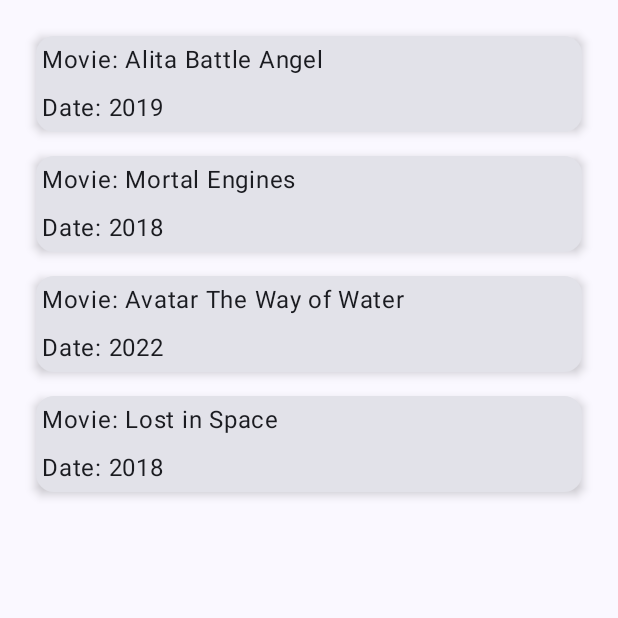
After one commit to Makinul/MVI-Architecture, an Android app built with Jetpack Compose: the composable MovieScreen shown on its own in the app's theme, on a phone screen of 412 x 824 dp, the top half of it. The commit adds this screen. Run offline under Robolectric (Android 15) with nearby library versions, the phone set to English and light mode, and no system bars; our stand-ins replace Dagger/Hilt's generated code.

Commit message:
feat: Implement MVI UI layer for movie display
This commit introduces the UI components for displaying movies using the MVI pattern.

It includes:
- `MovieViewState`: A data class to represent the different states of the movie screen (loading, data, error).
- `MainViewModel`: A ViewModel that handles user intents, interacts with the `MovieRepository` to fetch movies, and updates the `MovieViewState`. It exposes a `StateFlow` of `MovieViewState` for the UI to observe.
- `MovieScreen`: A Composable function that observes the `MovieViewState` from the `MainViewModel`. It displays a loading indicator, an error message, or a list of movies based on the current state. It also sends a `LoadMovies` intent to the ViewModel when it's first launched.
- `MoviesList`: A Composable function responsible for rendering the list of movies.
- Updates to `MainActivity`: Integrates the `MovieScreen` and `MainViewModel` to display the movie UI.

```diff
--- a/app/src/main/java/com/makinul/mvi/architecture/MainActivity.kt
+++ b/app/src/main/java/com/makinul/mvi/architecture/MainActivity.kt
@@ -4,26 +4,35 @@ import android.os.Bundle
 import androidx.activity.ComponentActivity
 import androidx.activity.compose.setContent
 import androidx.activity.enableEdgeToEdge
+import androidx.activity.viewModels
 import androidx.compose.foundation.layout.fillMaxSize
 import androidx.compose.foundation.layout.padding
+import androidx.compose.material3.MaterialTheme
 import androidx.compose.material3.Scaffold
+import androidx.compose.material3.Surface
 import androidx.compose.material3.Text
 import androidx.compose.runtime.Composable
 import androidx.compose.ui.Modifier
 import androidx.compose.ui.tooling.preview.Preview
+import com.makinul.mvi.architecture.ui.MainViewModel
+import com.makinul.mvi.architecture.ui.MovieScreen
 import com.makinul.mvi.architecture.ui.theme.MVIArchitectureTheme
 
 class MainActivity : ComponentActivity() {
+    private val viewModel: MainViewModel by viewModels<MainViewModel>()
+
     override fun onCreate(savedInstanceState: Bundle?) {
         super.onCreate(savedInstanceState)
         enableEdgeToEdge()
         setContent {
             MVIArchitectureTheme {
-                Scaffold(modifier = Modifier.fillMaxSize()) { innerPadding ->
-                    Greeting(
-                        name = "Android",
-                        modifier = Modifier.padding(innerPadding)
-                    )
+                // A surface container using the 'background' color from the theme
+                Surface(
+                    modifier = Modifier.fillMaxSize(),
+                    color = MaterialTheme.colorScheme.background
+                ) {
+
+                    MovieScreen(mainViewModel = viewModel)
                 }
             }
         }
--- /dev/null
+++ b/app/src/main/java/com/makinul/mvi/architecture/ui/MainViewModel.kt
@@ -0,0 +1,38 @@
+package com.makinul.mvi.architecture.ui
+
+import androidx.lifecycle.ViewModel
+import androidx.lifecycle.viewModelScope
+import com.makinul.mvi.architecture.data.repository.MovieRepository
+import dagger.hilt.android.lifecycle.HiltViewModel
+import kotlinx.coroutines.flow.MutableStateFlow
+import kotlinx.coroutines.flow.StateFlow
+import kotlinx.coroutines.launch
+import javax.inject.Inject
+
+@HiltViewModel
+class MainViewModel @Inject constructor(
+    private val repository: MovieRepository,
+) : ViewModel() {
+    private val _state = MutableStateFlow(MovieViewState())
+    val state: StateFlow<MovieViewState> = _state
+
+    fun handleIntent(intent: MovieIntent) {
+        viewModelScope.launch {
+            when (intent) {
+                is MovieIntent.LoadMovies -> fetchMovies()
+                // ... Other Intents goes here...
+            }
+        }
+    }
+
+    private suspend fun fetchMovies() {
+        _state.value = _state.value.copy(loading = true, error = null)
+        try {
+            val movies = repository.getMovies()
+            _state.value = MovieViewState(loading = false, movies = movies)
+        } catch (e: Exception) {
+            _state.value =
+                MovieViewState(loading = false, error = e.message ?: "Error fetching movies")
+        }
+    }
+}
--- /dev/null
+++ b/app/src/main/java/com/makinul/mvi/architecture/ui/MovieScreen.kt
@@ -0,0 +1,80 @@
+package com.makinul.mvi.architecture.ui
+
+import androidx.compose.foundation.layout.Column
+import androidx.compose.foundation.layout.fillMaxSize
+import androidx.compose.foundation.layout.fillMaxWidth
+import androidx.compose.foundation.layout.padding
+import androidx.compose.foundation.lazy.LazyColumn
+import androidx.compose.foundation.lazy.items
+import androidx.compose.foundation.shape.RoundedCornerShape
+import androidx.compose.material3.Card
+import androidx.compose.material3.CircularProgressIndicator
+import androidx.compose.material3.Text
+import androidx.compose.runtime.Composable
+import androidx.compose.runtime.LaunchedEffect
+import androidx.compose.runtime.collectAsState
+import androidx.compose.runtime.getValue
+import androidx.compose.ui.Alignment.Companion.CenterHorizontally
+import androidx.compose.ui.Modifier
+import androidx.compose.ui.draw.shadow
+import androidx.compose.ui.graphics.Color
+import androidx.compose.ui.unit.dp
+import com.makinul.mvi.architecture.data.domain.Movie
+
+@Composable
+fun MovieScreen(mainViewModel: MainViewModel) {
+    val state by mainViewModel.state.collectAsState()
+
+    LaunchedEffect(mainViewModel) {
+        // Trigger the fetchMovies() when the composable is first launched.
+        mainViewModel.handleIntent(MovieIntent.LoadMovies)
+    }
+
+    Column(
+        modifier = Modifier
+            .fillMaxSize()
+            .padding(16.dp)
+    ) {
+        when {
+            state.loading -> {
+                // Display a loading indicator
+                CircularProgressIndicator(modifier = Modifier.align(CenterHorizontally))
+            }
+
+            state.error != null -> {
+                // Display an error message
+                Text(text = "Error: ${state.error}", color = Color.Red)
+            }
+
+            else -> {
+                // Display the list of movies
+                MoviesList(movies = state.movies)
+            }
+        }
+    }
+
+}
+
+@Composable
+fun MoviesList(movies: List<Movie>) {
+    LazyColumn {
+        items(movies) { movie ->
+            // Display a movie item
+            Card(
+                modifier = Modifier
+                    .fillMaxWidth()
+                    .padding(8.dp)
+                    .shadow(4.dp, RoundedCornerShape(8.dp))
+            ) {
+                Text(
+                    text = "Movie: ${movie.title}",
+                    modifier = Modifier.padding(4.dp)
+                )
+                Text(
+                    text = "Date: ${movie.year}",
+                    modifier = Modifier.padding(4.dp)
+                )
+            }
+        }
+    }
+}
--- /dev/null
+++ b/app/src/main/java/com/makinul/mvi/architecture/ui/MovieViewState.kt
@@ -0,0 +1,9 @@
+package com.makinul.mvi.architecture.ui
+
+import com.makinul.mvi.architecture.data.domain.Movie
+
+data class MovieViewState(
+    val loading: Boolean = false,
+    val movies: List<Movie> = emptyList(),
+    val error: String? = null,
+)
```
